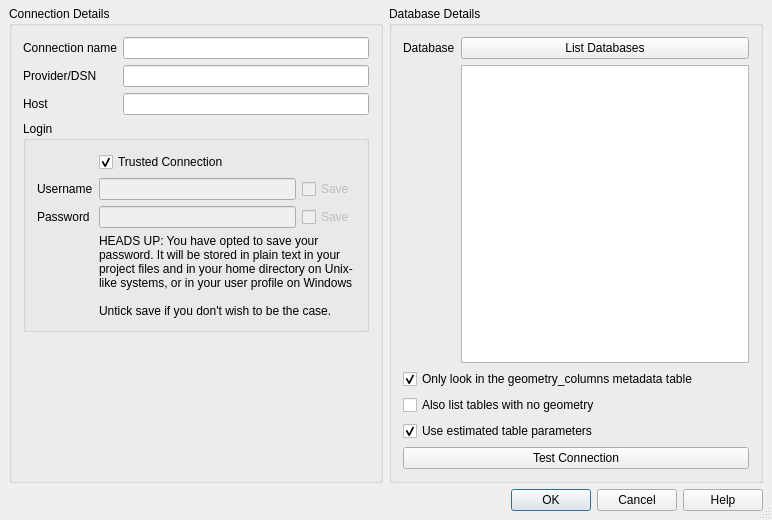
Before: the Qt Designer form src/ui/qgsmssqlnewconnectionbase.ui in qgis/QGIS, drawn with Qt 5.
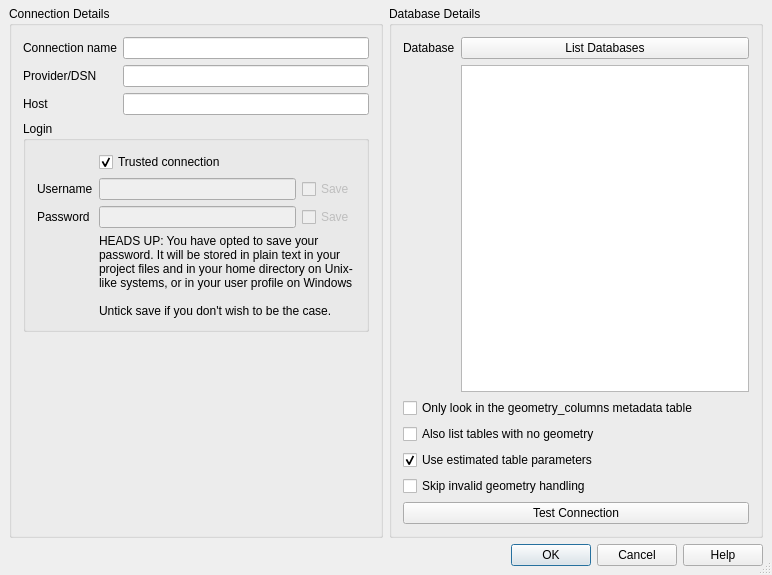
After: the same form once the commit is applied. Custom widgets are drawn as their Qt base class.

Commit message: [mssql][needs-docs] Add connection setting to ignore invalid geometry handling

Patch:
```diff
--- a/src/ui/qgsmssqlnewconnectionbase.ui
+++ b/src/ui/qgsmssqlnewconnectionbase.ui
@@ -7,7 +7,7 @@
     <x>0</x>
     <y>0</y>
     <width>772</width>
-    <height>520</height>
+    <height>575</height>
    </rect>
   </property>
   <property name="sizePolicy">
@@ -103,7 +103,7 @@
          <item row="0" column="1">
           <widget class="QCheckBox" name="cb_trustedConnection">
            <property name="text">
-            <string>Trusted Connection</string>
+            <string>Trusted connection</string>
            </property>
            <property name="checked">
             <bool>true</bool>
@@ -231,11 +231,11 @@
          <string>Only look in the geometry_columns metadata table</string>
         </property>
         <property name="checked">
-         <bool>true</bool>
+         <bool>false</bool>
         </property>
        </widget>
       </item>
-      <item row="5" column="0" colspan="2">
+      <item row="6" column="0" colspan="2">
        <widget class="QPushButton" name="btnConnect">
         <property name="text">
          <string>Test Connection</string>
@@ -256,6 +256,19 @@
         </property>
        </widget>
       </item>
+      <item row="5" column="0" colspan="2">
+       <widget class="QCheckBox" name="mCheckNoInvalidGeometryHandling">
+        <property name="toolTip">
+         <string>If checked, all handling of records with invalid geometry will be disabled. This speeds up the provider, however, if any invalid geometries are present in a table then the result is unpredictable and may include missing records. Only check this option if you are certain that all geometries present in the database are valid, and any newly added geometries or tables will also be valid.</string>
+        </property>
+        <property name="text">
+         <string>Skip invalid geometry handling</string>
+        </property>
+        <property name="checked">
+         <bool>false</bool>
+        </property>
+       </widget>
+      </item>
      </layout>
     </widget>
    </item>
@@ -270,17 +283,17 @@
  </widget>
  <layoutdefault spacing="6" margin="11"/>
  <customwidgets>
-  <customwidget>
-   <class>QgsPasswordLineEdit</class>
-   <extends>QLineEdit</extends>
-   <header>qgspasswordlineedit.h</header>
-  </customwidget>
   <customwidget>
    <class>QgsMessageBar</class>
    <extends>QWidget</extends>
    <header>qgsmessagebar.h</header>
    <container>1</container>
   </customwidget>
+  <customwidget>
+   <class>QgsPasswordLineEdit</class>
+   <extends>QLineEdit</extends>
+   <header>qgspasswordlineedit.h</header>
+  </customwidget>
  </customwidgets>
  <tabstops>
   <tabstop>txtName</tabstop>
```
Left out of the diff: 10 changed lines with no effect on the pictures. The commit also changes 12 other files.
